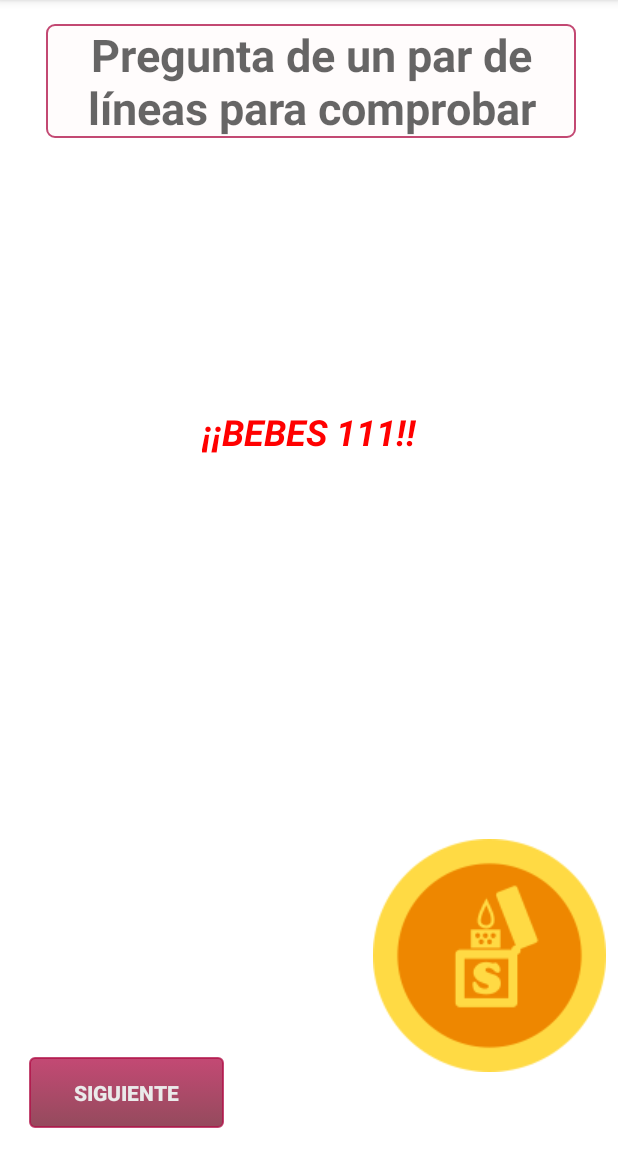
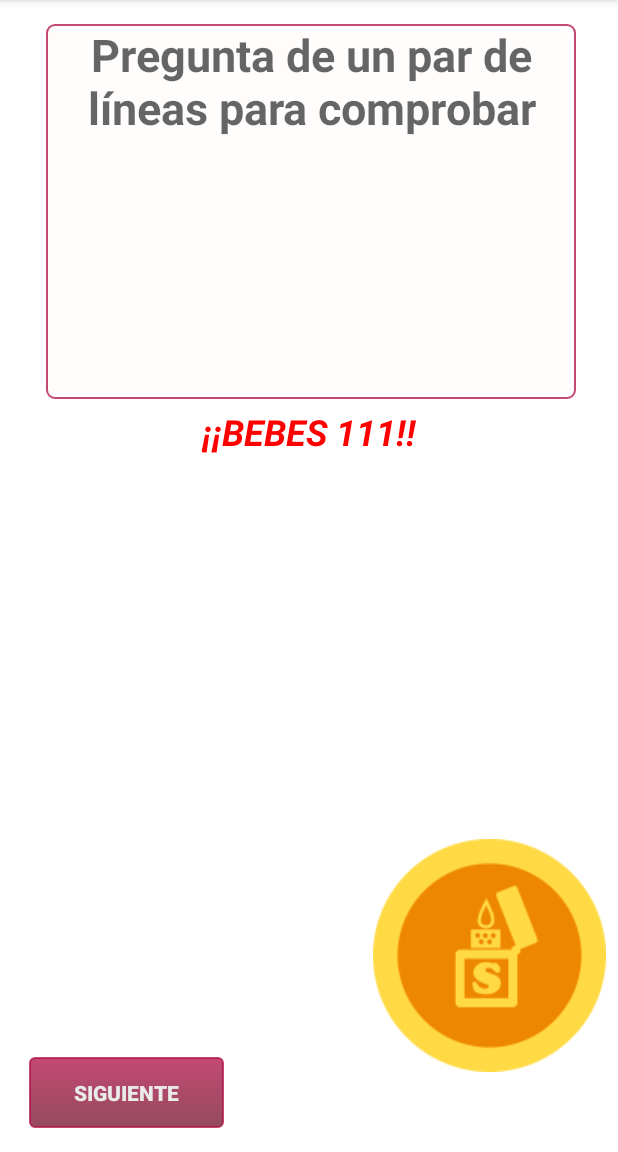
Before and after one commit to Patobes/MecheroGame, an Android app: the PreguntaActivity screen opened directly, with no data from a screen before it, after a tap on "LANZAR MONEDA", on a phone screen of 412 x 824 dp, the part 84-1236 px from its top. Run offline under Robolectric (Android 15) with nearby library versions, the phone set to English and light mode, and no system bars; 1 other tap on this screen came first.

Commit message:
Animation finished

```diff
--- a/app/src/main/java/tobes/mecherogame/PreguntaActivity.java
+++ b/app/src/main/java/tobes/mecherogame/PreguntaActivity.java
@@ -140,7 +140,7 @@ public class PreguntaActivity extends AppCompatActivity {
 
     private void flipIt(final View viewToFlip, final View viewAfter) {
 
-        //viewToFlip.setRotation(0);
+        viewToFlip.setRotationY(0);
 
         viewToFlip.animate()
                 .rotationY(720f)
@@ -158,7 +158,5 @@ public class PreguntaActivity extends AppCompatActivity {
                     }
                 }).start();
 
-        //viewToFlip.startAnimation();
-
     }
 }
--- a/app/src/main/res/layout/activity_pregunta.xml
+++ b/app/src/main/res/layout/activity_pregunta.xml
@@ -10,7 +10,7 @@
     <TextView
         android:id="@+id/tv_question"
         android:layout_width="353dp"
-        android:layout_height="wrap_content"
+        android:layout_height="250dp"
         android:layout_marginEnd="8dp"
         android:layout_marginLeft="8dp"
         android:layout_marginRight="8dp"
```
